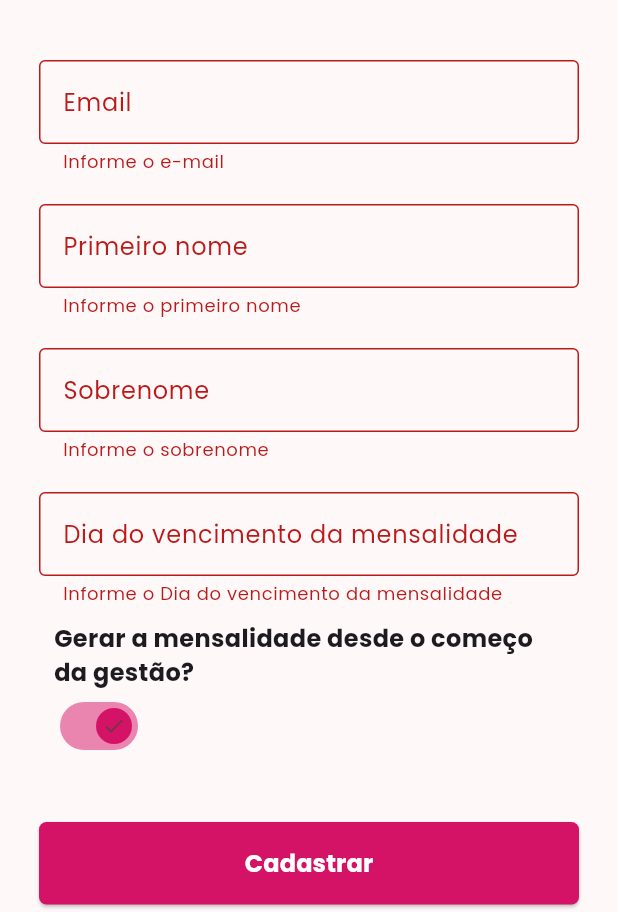
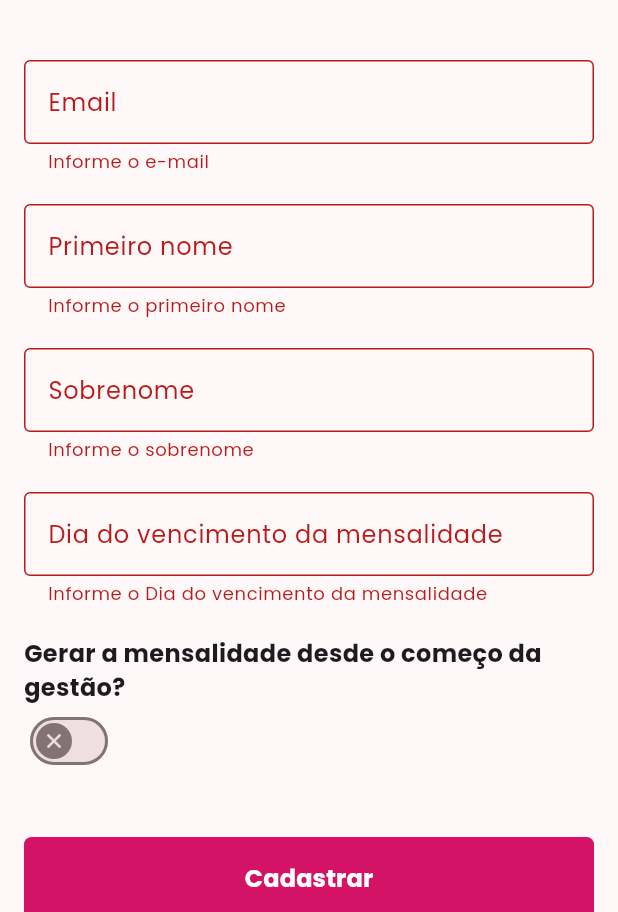
Before and after one commit to devThiagoJorge/mensalidade-mts-app, a Flutter app: the CadastroAssociadoPage screen opened directly, after a tap on "Cadastrar", on a phone screen of 412 x 824 dp, the part 324-1236 px from its top. Run offline on Flutter 3.47's test engine with Material 3 defaults, Android fonts, the phone set to English and light mode, and no system bars; our stand-ins replace dio, flutter_secure_storage, google_fonts; accounts and stored records are empty.

```diff
--- /dev/null
+++ b/lib/features/associados/commands/criar_associado_command.dart
@@ -0,0 +1,15 @@
+class CriarAssociadoCommand {
+  final String primeiroNome;
+  final String sobreNome;
+  final String email;
+  final int diaVencimentoPagamento;
+  final bool gerarDesdeComecoGestao;
+
+  CriarAssociadoCommand({
+    required this.primeiroNome,
+    required this.sobreNome,
+    required this.email,
+    required this.diaVencimentoPagamento,
+    required this.gerarDesdeComecoGestao,
+  });
+}
--- a/lib/features/tesoureiros/presentation/cadastrar_associado.dart
+++ b/lib/features/tesoureiros/presentation/cadastrar_associado.dart
@@ -1,7 +1,11 @@
+// ... seu código anterior
 import 'package:flutter/material.dart';
 import 'package:flutter/services.dart';
 import 'package:mensalidade_mts_app/core/componentsStyle/default/app_default_styles.dart';
 import 'package:mensalidade_mts_app/core/componentsStyle/login/app_text_styles_login.dart';
+import 'package:mensalidade_mts_app/features/associados/commands/criar_associado_command.dart';
+import 'package:mensalidade_mts_app/features/associados/providers/associado_provider.dart';
+import 'package:provider/provider.dart';
 
 class CadastroAssociadoPage extends StatefulWidget {
   const CadastroAssociadoPage({super.key});
@@ -11,25 +15,42 @@ class CadastroAssociadoPage extends StatefulWidget {
 }
 
 class _CadastroAssociadoPageState extends State<CadastroAssociadoPage> {
+  late final TextEditingController primeiroNomeController;
+  late final TextEditingController sobrenomeController;
+  late final TextEditingController emailController;
+  late final TextEditingController diaVencimentoMensalidadeController;
+
   @override
   void initState() {
     super.initState();
+    primeiroNomeController = TextEditingController();
+    sobrenomeController = TextEditingController();
+    emailController = TextEditingController();
+    diaVencimentoMensalidadeController = TextEditingController();
   }
 
-  bool isInicioGestao = true;
+  @override
+  void dispose() {
+    primeiroNomeController.dispose();
+    sobrenomeController.dispose();
+    emailController.dispose();
+    diaVencimentoMensalidadeController.dispose();
+    super.dispose();
+  }
+
+  bool isInicioGestao = false;
+  final GlobalKey<FormState> _formKey = GlobalKey<FormState>();
+
   @override
   Widget build(BuildContext context) {
-    final primeiroNomeController = TextEditingController();
-    final sobrenomeController = TextEditingController();
-    final emailController = TextEditingController();
-    final diaVencimentoMensalidadeController = TextEditingController();
     const WidgetStateProperty<Icon> thumbIcon =
         WidgetStateProperty<Icon>.fromMap(<WidgetStatesConstraint, Icon>{
           WidgetState.selected: Icon(Icons.check),
           WidgetState.any: Icon(Icons.close),
         });
 
-    final _formKey = GlobalKey<FormState>();
+    final provider = Provider.of<AssociadoProvider>(context);
+
     return Scaffold(
       appBar: AppBar(
         title: const Text(
@@ -39,16 +60,18 @@ class _CadastroAssociadoPageState extends State<CadastroAssociadoPage> {
       ),
       body: Padding(
         padding: const EdgeInsets.only(left: 16.0, right: 16.0),
+        child: SingleChildScrollView(
+          // Adicionado para evitar overflow
           child: Form(
-          key: _formKey,
+            key: _formKey, // Use a variável _formKey
             child: Column(
               children: [
-              Center(child: Image.asset('assets/images/logo.png', height: 160)),
+                Center(
+                  child: Image.asset('assets/images/logo.png', height: 160),
+                ),
                 const SizedBox(height: 40),
                 // Campo EMAIL
-              SizedBox(
-                width: 360,
-                child: TextFormField(
+                TextFormField(
                   controller: emailController,
                   keyboardType: TextInputType.emailAddress,
                   decoration: const InputDecoration(
@@ -60,12 +83,9 @@ class _CadastroAssociadoPageState extends State<CadastroAssociadoPage> {
                       ? 'Informe o e-mail'
                       : null,
                 ),
-              ),
 
                 const SizedBox(height: 20),
-              SizedBox(
-                width: 360,
-                child: TextFormField(
+                TextFormField(
                   controller: primeiroNomeController,
                   decoration: const InputDecoration(
                     border: OutlineInputBorder(),
@@ -76,11 +96,8 @@ class _CadastroAssociadoPageState extends State<CadastroAssociadoPage> {
                       ? 'Informe o primeiro nome'
                       : null,
                 ),
-              ),
                 const SizedBox(height: 20),
-              SizedBox(
-                width: 360,
-                child: TextFormField(
+                TextFormField(
                   controller: sobrenomeController,
                   decoration: const InputDecoration(
                     border: OutlineInputBorder(),
@@ -91,12 +108,9 @@ class _CadastroAssociadoPageState extends State<CadastroAssociadoPage> {
                       ? 'Informe o sobrenome'
                       : null,
                 ),
-              ),
 
                 const SizedBox(height: 20),
-              SizedBox(
-                width: 360,
-                child: TextFormField(
+                TextFormField(
                   controller: diaVencimentoMensalidadeController,
                   keyboardType: TextInputType.number,
                   inputFormatters: [FilteringTextInputFormatter.digitsOnly],
@@ -106,34 +120,24 @@ class _CadastroAssociadoPageState extends State<CadastroAssociadoPage> {
                     labelText: 'Dia do vencimento da mensalidade',
                   ),
                   validator: (value) {
-                    // 1. Verifica se o valor é nulo ou vazio
                     if (value == null || value.isEmpty) {
                       return 'Informe o Dia do vencimento da mensalidade';
                     }
-
-                    // 2. Tenta converter o valor para um número.
                     final int? parsedValue = int.tryParse(value);
-
-                    // 3. Verifica se a conversão falhou (não é um número válido)
                     if (parsedValue == null) {
                       return 'Informe um número válido';
                     }
-
-                    // 4. Verifica se o número está dentro do intervalo aceitável (1 a 31)
                     if (parsedValue < 1 || parsedValue > 31) {
                       return 'O dia deve estar entre 1 e 31';
                     }
-
                     return null;
                   },
                 ),
-              ),
-              Padding(
-                padding: const EdgeInsets.symmetric(horizontal: 20.0),
-                child: Column(
+                // AQUI COMEÇA O PADDING CORRETO PARA O SWITCH
+                const SizedBox(height: 20),
+                Column(
                   crossAxisAlignment: CrossAxisAlignment.start,
                   children: [
-                    const SizedBox(height: 10),
                     const Text(
                       'Gerar a mensalidade desde o começo da gestão?',
                       style: TextStyle(
@@ -153,27 +157,63 @@ class _CadastroAssociadoPageState extends State<CadastroAssociadoPage> {
                     ),
                   ],
                 ),
-              ),
+
                 const SizedBox(height: 40),
 
-              // BOTÃO ENTRAR
-              ElevatedButton(
+                provider.loading
+                    ? const CircularProgressIndicator(
+                        color: AppTextStylesLogin.rotaractColor,
+                      )
+                    : SizedBox(
+                        width: double.infinity,
+                        height: 55,
+                        child: ElevatedButton(
                           style: ElevatedButton.styleFrom(
                             shape: const RoundedRectangleBorder(
-                    borderRadius: BorderRadius.all(Radius.circular(5)),
+                              borderRadius: BorderRadius.all(
+                                Radius.circular(5),
+                              ),
                             ),
                             backgroundColor: AppTextStylesLogin.rotaractColor,
-                  minimumSize: const Size(360, 55),
                           ),
                           onPressed: () {
-                  if (_formKey.currentState!.validate()) {}
+                            if (_formKey.currentState!.validate()) {
+                              final int diaVencimentoPagamento = int.parse(
+                                diaVencimentoMensalidadeController.text,
+                              );
+
+                              CriarAssociadoCommand command =
+                                  CriarAssociadoCommand(
+                                    primeiroNome: primeiroNomeController.text,
+                                    sobreNome: sobrenomeController.text,
+                                    email: emailController.text,
+                                    diaVencimentoPagamento:
+                                        diaVencimentoPagamento,
+                                    gerarDesdeComecoGestao: isInicioGestao,
+                                  );
+                              provider.cadastrarAssociado(command);
+                            }
                           },
                           child: const Text(
                             'Cadastrar',
                             style: AppTextStylesLogin.buttonLoginStyle,
                           ),
                         ),
+                      ),
+                const SizedBox(height: 12),
+                if (provider.response != null)
+                  Text(
+                    provider.response!.message,
+                    style: TextStyle(
+                      color: provider.response!.success
+                          ? Colors.green
+                          : Colors.red,
+                      fontWeight: FontWeight.bold,
+                    ),
+                    textAlign: TextAlign.center,
+                  ),
               ],
+            ),
           ),
         ),
       ),
```
Also changed, not shown: lib/features/associados/associado_service.dart (+13 -0 lines), lib/features/associados/providers/associado_provider.dart (+30 -0 lines). Lines whose indentation alone changed are shown as unchanged.
